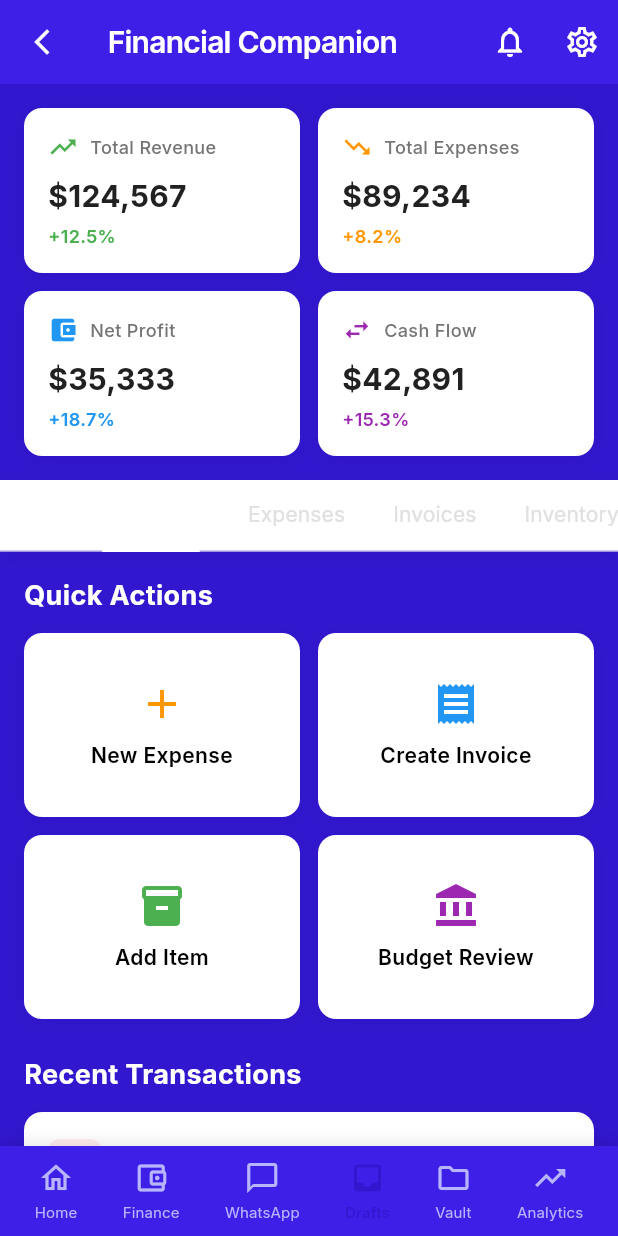
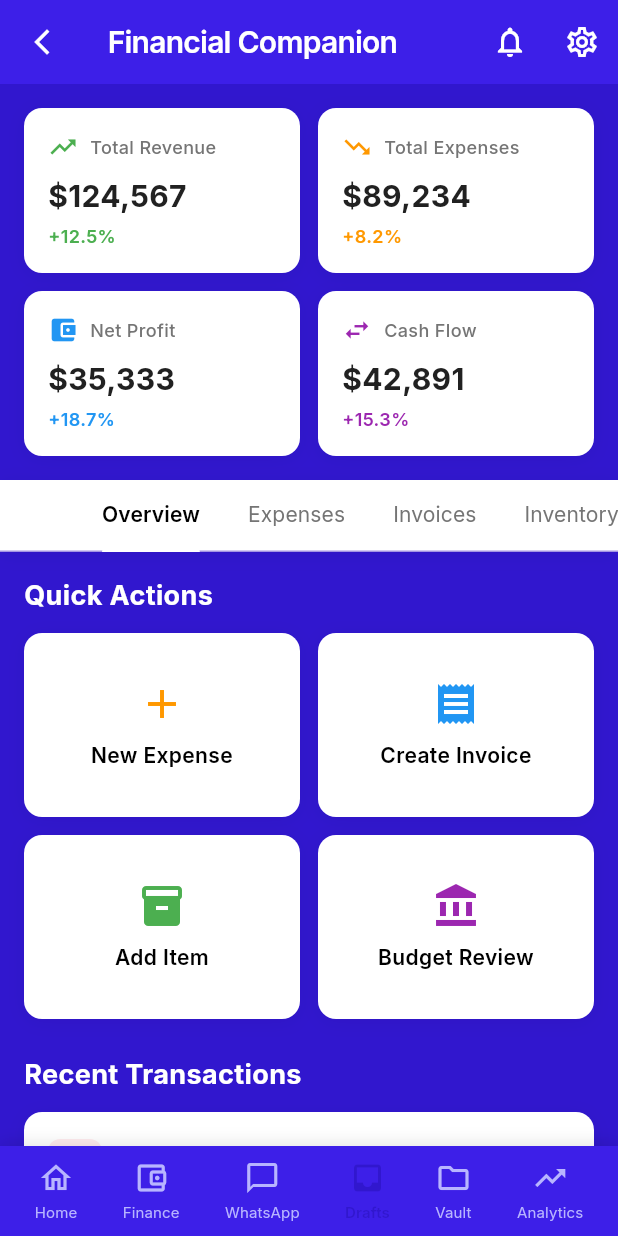
Before and after one commit to Davedave001/zacca-afri-flow, a Flutter app: the FinancialCompanion screen opened by its route, on a phone screen of 412 x 824 dp. Run offline on Flutter 3.47's test engine with Material 3 defaults, Android fonts, the phone set to English and light mode, and no system bars; our stand-ins replace cached_network_image, connectivity_plus, file_picker, fl_chart, flutter_slidable, flutter_svg and 3 more.

Commit message:
feat: update financial page tab colors and remove Multi-Currency tab
🎨 Tab Bar Updates:
- Tab titles (Overview, Expenses, Invoices, Inventory, Budgets, Tax & GST, Chart of Accounts, Permissions, Consent, Workflows, Dashboards, Excel Sync, Revenue) now black for better visibility
- Unselected tabs now use darker grey for better contrast

📋 Header Updates:
- Invoices & Quotes header now white for consistency
- All section headers maintain white text for proper contrast on purple background

🗑️ Multi-Currency Tab Removal:
- Removed 'Multi-Currency' from tabs list
- Removed MultiCurrencyWidget from TabBarView
- Removed unused import for multi_currency_widget.dart
- Tab controller now handles 13 tabs instead of 14

✨ Enhanced Visibility:
- Black tab titles provide better readability on white tab bar background
- Consistent white headers across all financial widgets
- Cleaner navigation with removed unused Multi-Currency functionality

🚀 Result: Improved tab navigation and cleaner financial page interface

```diff
--- a/zacca_ai/lib/presentation/financial_companion/financial_companion.dart
+++ b/zacca_ai/lib/presentation/financial_companion/financial_companion.dart
@@ -6,7 +6,6 @@ import 'widgets/expense_tracking_widget.dart';
 import 'widgets/invoice_quote_widget.dart';
 import 'widgets/inventory_management_widget.dart';
 import 'widgets/budget_management_widget.dart';
-import 'widgets/multi_currency_widget.dart';
 import 'widgets/tax_management_widget.dart';
 import 'widgets/chart_of_accounts_widget.dart';
 import 'widgets/role_permissions_widget.dart';
@@ -33,7 +32,6 @@ class _FinancialCompanionState extends State<FinancialCompanion>
     'Invoices',
     'Inventory',
     'Budgets',
-    'Multi-Currency',
     'Tax & GST',
     'Chart of Accounts',
     'Permissions',
@@ -103,8 +101,8 @@ class _FinancialCompanionState extends State<FinancialCompanion>
               controller: _tabController,
               isScrollable: true,
               indicatorColor: AppTheme.primaryLight,
-              labelColor: Colors.white, // White text for selected tabs
-              unselectedLabelColor: Colors.grey[300], // Light grey for unselected tabs
+              labelColor: Colors.black, // Black text for selected tabs
+              unselectedLabelColor: Colors.grey[600], // Darker grey for unselected tabs
               labelStyle: const TextStyle(
                 fontWeight: FontWeight.w600,
                 fontSize: 14,
@@ -123,7 +121,6 @@ class _FinancialCompanionState extends State<FinancialCompanion>
                 const InvoiceQuoteWidget(),
                 const InventoryManagementWidget(),
                 const BudgetManagementWidget(),
-                const MultiCurrencyWidget(),
                 const TaxManagementWidget(),
                 const ChartOfAccountsWidget(),
                 const RolePermissionsWidget(),
--- a/zacca_ai/lib/presentation/financial_companion/widgets/invoice_quote_widget.dart
+++ b/zacca_ai/lib/presentation/financial_companion/widgets/invoice_quote_widget.dart
@@ -310,7 +310,7 @@ class _InvoiceQuoteWidgetState extends State<InvoiceQuoteWidget> {
           style: const TextStyle(
             fontSize: 18,
             fontWeight: FontWeight.bold,
-            color: Colors.black87,
+            color: Colors.white, // White text for header
           ),
         ),
         const SizedBox(height: 12),
```
